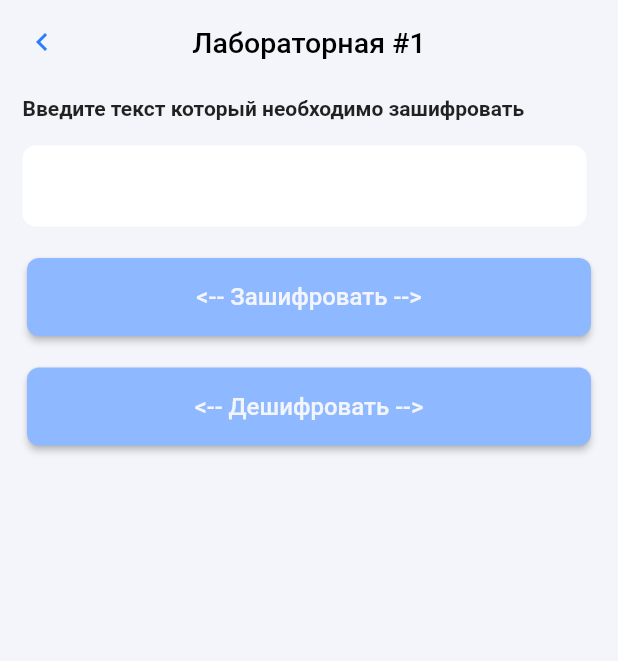
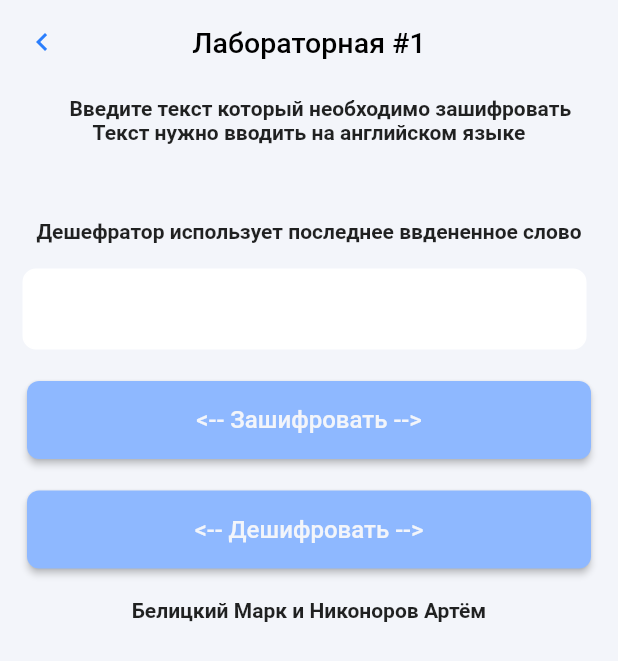
Before and after one commit to ImNotBotMan/compSecure, a Flutter app: the screen it shows after launch, on a phone screen of 412 x 824 dp. Shown: the top 661 px of the screen. Run offline on Flutter 3.47's test engine with Material 2 defaults, Android fonts, the phone set to English and light mode, and no system bars; our stand-ins replace flutter_bloc; Roboto replaces fonts that are missing (Source Sans Pro).

```diff
--- a/lib/bloc/criptor_bloc.dart
+++ b/lib/bloc/criptor_bloc.dart
@@ -15,7 +15,7 @@ class CriptorBloc extends Bloc<CriptorEvent, CriptorState> {
     CriptorEvent event,
   ) async* {
     yield LoadingState();
-    await Future.delayed(Duration(seconds: 2));
+    await Future.delayed(Duration(seconds: 1));
     if (event is CriptIt) {
       isCriptor = true;
       await criptor(event.string, event.key);
--- a/lib/kriptor.dart
+++ b/lib/kriptor.dart
@@ -28,12 +28,11 @@ const List<String> ALPHABET = [
   "y",
   "z"
 ];
-List rALPHABET = ALPHABET.reversed.toList();
+
 List encryptWord = [];
 List decryptWord = [];
 bool isCriptor;
 List currentKey;
-// int lData;
 
 criptor<String>(
   String string,
@@ -41,37 +40,17 @@ criptor<String>(
 ) {
   int encryptStep;
   int decryptStep;
-  // lData = lengthData;
+
   var randomizer = new Random().nextInt(9);
   var keyList = List.generate(lengthData, (_) => randomizer);
 
   print("ИСХОДНАЯ СТРОКА $string");
 
   List word = string.toString().toLowerCase().split("");
-  // print("keyStep: $keyList");
 
-  // for (var i = 0; i < word.length; i++) {
-  //   var step = int.parse(keyList[i].toString());
-  //   if (isCriptor) {
-  //     wordStep = ALPHABET.indexOf(word[i]) + step;
-  //   } else
-  //     wordStep = ALPHABET.indexOf(word[i]) - step;
-
-  //   if (wordStep >= 26) {
-  //     newWord.add(ALPHABET[step - 1]);
-  //   }
-  //   if (wordStep <= -1) {
-  //     List rALPHABET = ALPHABET.reversed.toList();
-  //     print(rALPHABET);
-  //     int rwordStep = rALPHABET.indexOf(word[i]) - step;
-  //     newWord.add(rALPHABET[rwordStep - 1]);
-  //   } else
-  //     newWord.add(ALPHABET[wordStep]);
-  // }
   for (var i = 0; i < word.length; i++) {
     var step = int.parse(keyList[i].toString());
 
-    // currentKey = int.parse(keyList[i].toString());
     switch (isCriptor) {
       case true:
         {
--- a/lib/main.dart
+++ b/lib/main.dart
@@ -54,7 +54,7 @@ class ToEncrypt extends StatelessWidget {
                 return SingleChildScrollView(
                   physics: ScrollPhysics(),
                   child: Column(
-                    crossAxisAlignment: CrossAxisAlignment.start,
+                    crossAxisAlignment: CrossAxisAlignment.center,
                     children: [
                       Padding(
                           padding: EdgeInsets.only(left: 15, top: 8),
@@ -62,6 +62,13 @@ class ToEncrypt extends StatelessWidget {
                               "Введите текст который необходимо зашифровать",
                               style: TextStyle(
                                   fontSize: 14, fontWeight: FontWeight.bold))),
+                      Text("Текст нужно вводить на английском языке",
+                          style: TextStyle(
+                              fontSize: 14, fontWeight: FontWeight.bold)),
+                      SizedBox(height: 50),
+                      Text("Дешефратор использует последнее ввдененное слово",
+                          style: TextStyle(
+                              fontSize: 14, fontWeight: FontWeight.bold)),
                       Container(
                           decoration: BoxDecoration(
                               color: Color(0xffFFFFFF),
@@ -123,6 +130,12 @@ class ToEncrypt extends StatelessWidget {
                             color: Color(0xff8EB8FF),
                             textColor: Color(0xffF3F5FA),
                           )),
+                      SizedBox(
+                        height: 20,
+                      ),
+                      Text("Белицкий Марк и Никоноров Артём",
+                          style: TextStyle(
+                              fontSize: 14, fontWeight: FontWeight.bold)),
                     ],
                   ),
                 );
--- a/lib/pop_up.dart
+++ b/lib/pop_up.dart
@@ -7,7 +7,7 @@ Future<void> popupWindow(
       builder: (context) {
         return Dialog(
             child: Container(
-                height: 350,
+                height: 300,
                 width: 300,
                 child: Column(children: [
                   Padding(
```
